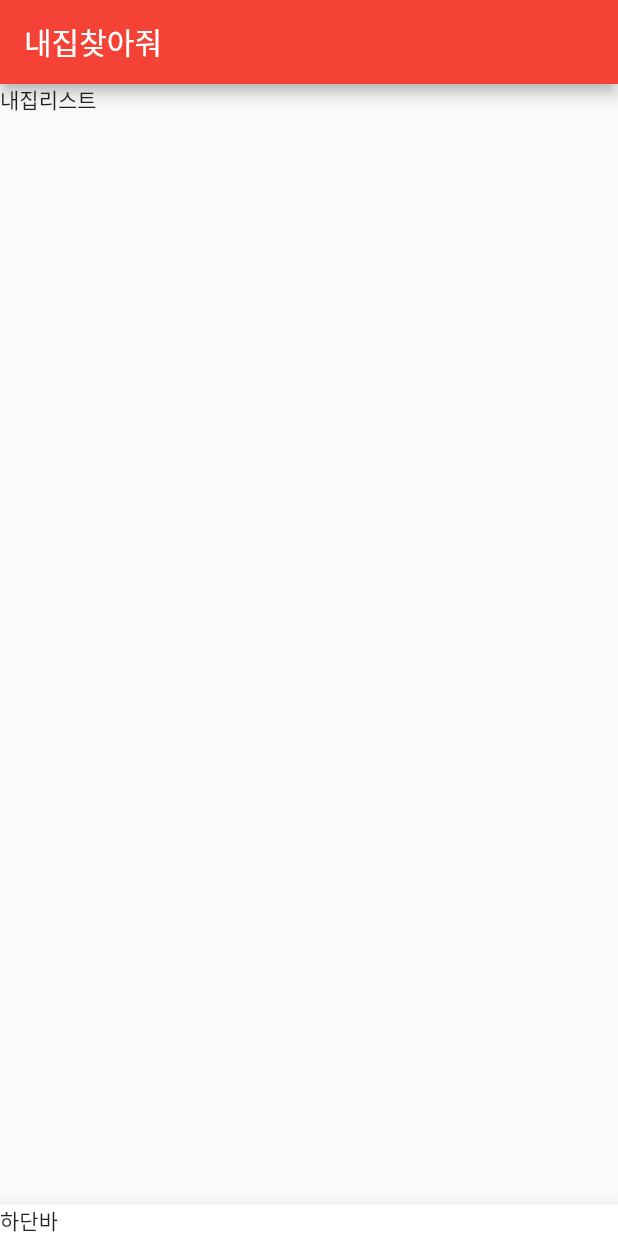
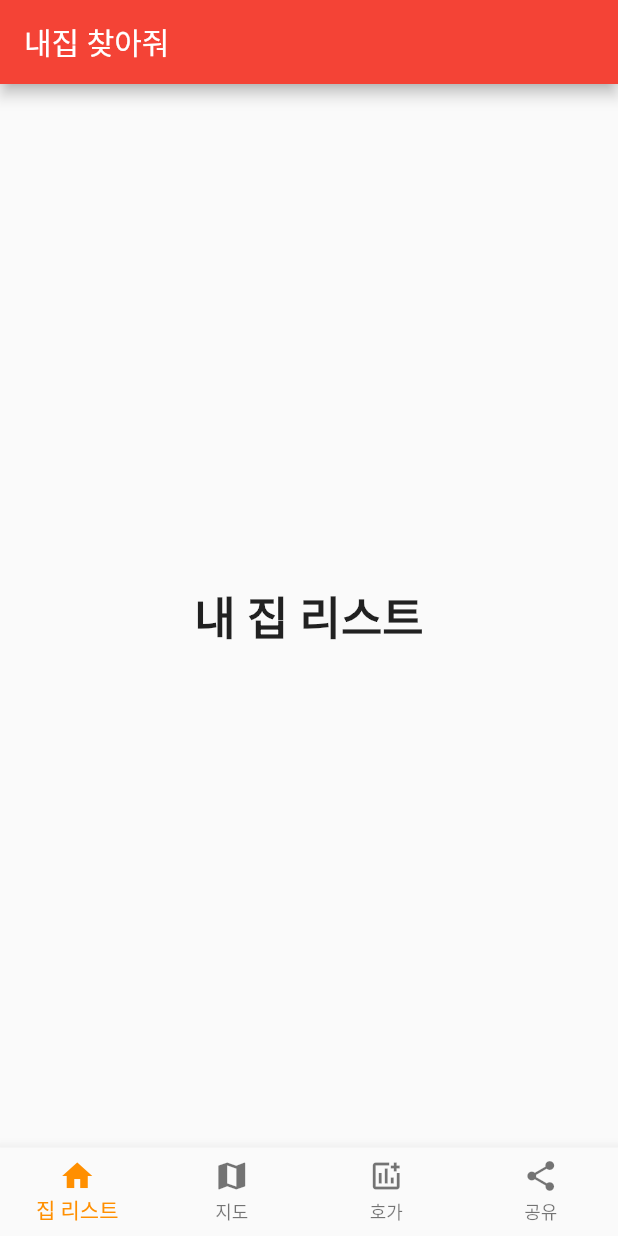
Before and after one commit to Flying-Camel/realestate, a Flutter app: the screen it shows after launch, on a phone screen of 412 x 824 dp. Run offline on Flutter 3.47's test engine with Material 2 defaults, Android fonts, the phone set to English and light mode, and no system bars.

Commit message:
feat: added bottom navigation

```diff
--- a/lib/main.dart
+++ b/lib/main.dart
@@ -12,6 +12,7 @@ class MyApp extends StatelessWidget {
   Widget build(BuildContext context) {
     return MaterialApp(
       title: 'app_title',
+      home: MyHomePage(title: 'my page'),
       theme: ThemeData(
         // This is the theme of your application.
         //
@@ -24,11 +25,7 @@ class MyApp extends StatelessWidget {
         // is not restarted.
         primarySwatch: Colors.red,
       ),
-        home: Scaffold(
-          appBar: AppBar(title: const Text('내집찾아줘')),
-          body: const Text('내집리스트'),
-          bottomNavigationBar: const BottomAppBar(child: Text('하단바')),
-        )
+
       // home: const MyHomePage(title: '내집 찾아줘!'),
     );
   }
@@ -53,68 +50,67 @@ class MyHomePage extends StatefulWidget {
 }
 
 class _MyHomePageState extends State<MyHomePage> {
-  int _counter = 0;
+  int _selectedIndex = 0;
+  static const TextStyle optionStyle =
+      TextStyle(fontSize: 30, fontWeight: FontWeight.bold);
+  static const List<Widget> _widgetOptions = <Widget>[
+    Text(
+      '내 집 리스트',
+      style: optionStyle,
+    ),
+    Text(
+      '지도',
+      style: optionStyle,
+    ),
+    Text(
+      '호가창',
+      style: optionStyle,
+    ),
+    Text(
+      '공유',
+      style: optionStyle,
+    ),
+  ];
 
-  void _incrementCounter() {
+  void _onItemTapped(int index) {
     setState(() {
-      // This call to setState tells the Flutter framework that something has
-      // changed in this State, which causes it to rerun the build method below
-      // so that the display can reflect the updated values. If we changed
-      // _counter without calling setState(), then the build method would not be
-      // called again, and so nothing would appear to happen.
-      _counter++;
+      _selectedIndex = index;
     });
   }
 
   @override
   Widget build(BuildContext context) {
-    // This method is rerun every time setState is called, for instance as done
-    // by the _incrementCounter method above.
-    //
-    // The Flutter framework has been optimized to make rerunning build methods
-    // fast, so that you can just rebuild anything that needs updating rather
-    // than having to individually change instances of widgets.
     return Scaffold(
       appBar: AppBar(
-        // Here we take the value from the MyHomePage object that was created by
-        // the App.build method, and use it to set our appbar title.
-        title: Text(widget.title),
+        title: const Text('내집 찾아줘'),
       ),
       body: Center(
-        // Center is a layout widget. It takes a single child and positions it
-        // in the middle of the parent.
-        child: Column(
-          // Column is also a layout widget. It takes a list of children and
-          // arranges them vertically. By default, it sizes itself to fit its
-          // children horizontally, and tries to be as tall as its parent.
-          //
-          // Invoke "debug painting" (press "p" in the console, choose the
-          // "Toggle Debug Paint" action from the Flutter Inspector in Android
-          // Studio, or the "Toggle Debug Paint" command in Visual Studio Code)
-          // to see the wireframe for each widget.
-          //
-          // Column has various properties to control how it sizes itself and
-          // how it positions its children. Here we use mainAxisAlignment to
-          // center the children vertically; the main axis here is the vertical
-          // axis because Columns are vertical (the cross axis would be
-          // horizontal).
-          mainAxisAlignment: MainAxisAlignment.center,
-          children: <Widget>[
-            const Text(
-              '승혜와 준은이의 집을 찾아서 ... !'
-            ),
-            Text(
-              '$_counter',
-              style: Theme.of(context).textTheme.headline4,
-            ),
-          ],
-        ),
+        child: _widgetOptions.elementAt(_selectedIndex),
       ),
-      floatingActionButton: FloatingActionButton(
-        onPressed: _incrementCounter,
-        tooltip: '내집 추가하기',
-        child: const Icon(Icons.add),
-      ), // This trailing comma makes auto-formatting nicer for build methods.
+      bottomNavigationBar: BottomNavigationBar(
+        type: BottomNavigationBarType.fixed,
+        items: const <BottomNavigationBarItem>[
+          BottomNavigationBarItem(
+            icon: Icon(Icons.home),
+            label: '집 리스트',
+          ),
+          BottomNavigationBarItem(
+            icon: Icon(Icons.map),
+            label: '지도',
+          ),
+          BottomNavigationBarItem(
+            icon: Icon(Icons.add_chart_outlined),
+            label: '호가',
+          ),
+          BottomNavigationBarItem(
+            icon: Icon(Icons.share),
+            label: '공유',
+          ),
+        ],
+        currentIndex: _selectedIndex,
+        selectedItemColor: Colors.amber[800],
+        onTap: _onItemTapped,
+      ),
     );
   }
 }
```
